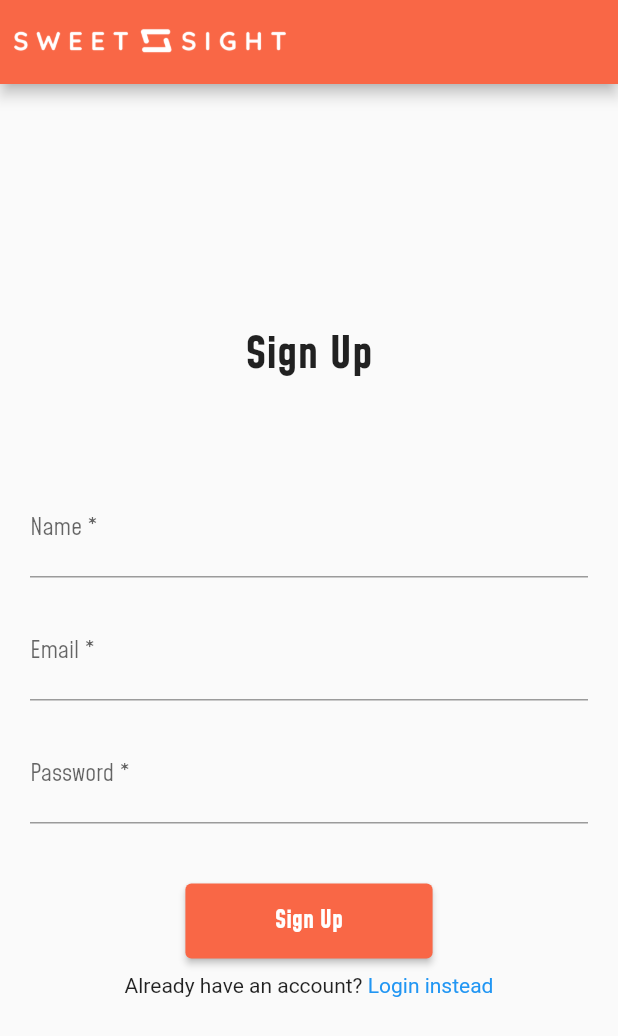
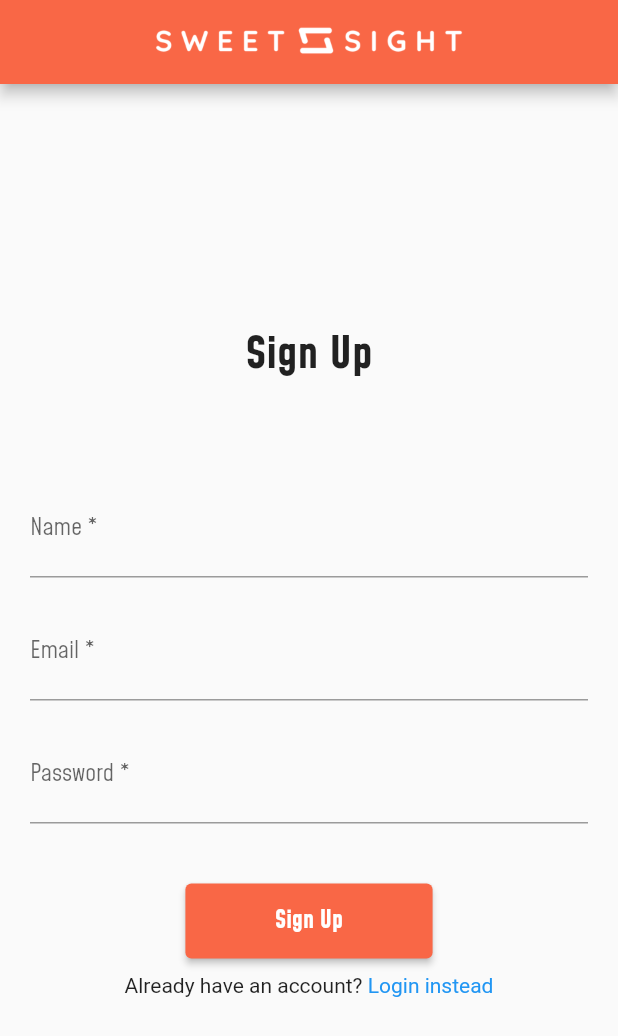
Before and after one commit to ferdianluthfi/bloodTracker, a Flutter app: the screen it shows after launch, after a tap on "New Account", on a phone screen of 412 x 824 dp. Shown: the top 1036 px of the screen. Run offline on Flutter 3.47's test engine with Material 2 defaults, Android fonts, the phone set to English and light mode, and no system bars; our stand-ins replace cloud_firestore, email_validator, firebase_auth, firebase_core, flutter_datetime_picker, flutter_riverpod; accounts and stored records are empty; generated files the repository leaves out were written again.

Commit message:
finish one page login

```diff
--- a/lib/main.dart
+++ b/lib/main.dart
@@ -1,6 +1,7 @@
 import 'package:firebase_core/firebase_core.dart';
 import 'package:flutter/material.dart';
 import 'package:flutter_riverpod/flutter_riverpod.dart';
+import 'package:new_blood_tracker/src/screens/onboarding_screen.dart';
 import 'package:new_blood_tracker/src/screens/profile_screen.dart';
 
 import 'firebase_options.dart';
@@ -45,7 +46,7 @@ class MyApp extends StatelessWidget {
       routes: {
         '/': (context) => const Home(),
         '/signup': (context) => EmailPasswordSignup(),
-        '/login': (context) => const LoginPage(),
+        '/login': (context) => const OnboardingPage(),
         '/loading': (context) => const LoadingPage(),
         '/profile': (context) => const ProfilePage(),
       },
--- a/lib/src/screens/login_screen.dart
+++ b/lib/src/screens/login_screen.dart
@@ -3,8 +3,6 @@ import 'package:flutter/material.dart';
 import 'package:flutter_riverpod/flutter_riverpod.dart';
 import 'package:new_blood_tracker/src/Services/auth_provider.dart';
 import 'package:email_validator/email_validator.dart';
-
-import '../Widgets/app_bar.dart';
 
 class LoginPage extends ConsumerStatefulWidget {
   const LoginPage({Key? key}) : super(key: key);
@@ -22,12 +20,7 @@ class _LoginPageState extends ConsumerState<LoginPage> {
 
   @override
   Widget build(BuildContext context) {
-    return Scaffold(
-      appBar: AppBar(
-        leading: const MyAppBar(),
-        leadingWidth: 200,
-      ),
-      body: Form(
+    return Form(
         key: _formKey,
         child: Column(
           mainAxisAlignment: MainAxisAlignment.center,
@@ -101,28 +94,10 @@ class _LoginPageState extends ConsumerState<LoginPage> {
                   ),
                 ),
                 const SizedBox(height: 10),
-                Center(
-                  child: Row(
-                    mainAxisSize: MainAxisSize.min,
-                    children: [
-                      const Text("Or create a "),
-                      InkWell(
-                        onTap: () {
-                          Navigator.pushNamed(context, '/signup');
-                        },
-                        child: const Text(
-                          "New Account",
-                          style: TextStyle(color: Colors.blue),
-                        ),
-                      )
-                    ],
-                  ),
-                )
               ],
             ),
           ],
         ),
-      ),
-    );
+      );
   }
 }
--- a/lib/src/screens/main_screen.dart
+++ b/lib/src/screens/main_screen.dart
@@ -3,6 +3,7 @@ import 'package:flutter_riverpod/flutter_riverpod.dart';
 import 'package:new_blood_tracker/src/Widgets/app_bar.dart';
 import 'package:new_blood_tracker/src/Widgets/loading_animation.dart';
 import 'package:new_blood_tracker/src/Widgets/record_list.dart';
+import 'package:new_blood_tracker/src/screens/onboarding_screen.dart';
 
 import '../Services/auth_provider.dart';
 import '../Services/db_provider.dart';
@@ -47,7 +48,7 @@ class Home extends ConsumerWidget {
               floatingActionButton: const AddButton(),
             );
           }
-          return LoginPage();
+          return const OnboardingPage();
         },
         loading: () => const LoadingAnimation(),
         error: (e, trace) => const LoadingAnimation());
--- /dev/null
+++ b/lib/src/screens/onboarding_screen.dart
@@ -0,0 +1,80 @@
+import 'package:firebase_auth/firebase_auth.dart';
+import 'package:flutter/material.dart';
+import 'package:flutter_riverpod/flutter_riverpod.dart';
+import 'package:new_blood_tracker/src/Services/auth_provider.dart';
+import 'package:email_validator/email_validator.dart';
+import 'package:new_blood_tracker/src/screens/login_screen.dart';
+
+import '../Widgets/app_bar.dart';
+import 'signup_screen.dart';
+
+class OnboardingPage extends ConsumerStatefulWidget {
+  const OnboardingPage({Key? key}) : super(key: key);
+
+  @override
+  ConsumerState<OnboardingPage> createState() => _OnboardingPageState();
+}
+
+class _OnboardingPageState extends ConsumerState<OnboardingPage> {
+  final auth = FirebaseAuth.instance;
+
+  final TextEditingController emailController = TextEditingController();
+  final TextEditingController passwordController = TextEditingController();
+
+  bool isLoggingIn = true;
+
+  @override
+  Widget build(BuildContext context) {
+    return Scaffold(
+      appBar: AppBar(
+        centerTitle: true,
+        title: const MyAppBar(),
+      ),
+      body: Column(
+        mainAxisAlignment: MainAxisAlignment.center,
+        children: [
+          isLoggingIn ? const LoginPage() : EmailPasswordSignup(),
+          isLoggingIn
+              ? Center(
+                  child: Row(
+                    mainAxisSize: MainAxisSize.min,
+                    children: [
+                      const Text("Or create a "),
+                      InkWell(
+                        onTap: () {
+                          setState(() {
+                            isLoggingIn = false;
+                          });
+                        },
+                        child: const Text(
+                          "New Account",
+                          style: TextStyle(color: Colors.blue),
+                        ),
+                      )
+                    ],
+                  ),
+                )
+              : Center(
+                  child: Row(
+                    mainAxisSize: MainAxisSize.min,
+                    children: [
+                      const Text("Already have an account? "),
+                      InkWell(
+                        onTap: () {
+                          setState(() {
+                            isLoggingIn = true;
+                          });
+                        },
+                        child: const Text(
+                          "Login instead",
+                          style: TextStyle(color: Colors.blue),
+                        ),
+                      )
+                    ],
+                  ),
+                )
+        ],
+      ),
+    );
+  }
+}
--- a/lib/src/screens/signup_screen.dart
+++ b/lib/src/screens/signup_screen.dart
@@ -25,20 +25,13 @@ class EmailPasswordSignup extends ConsumerWidget {
       Navigator.popAndPushNamed(context, '/');
     }
 
-    return Scaffold(
-      appBar: AppBar(
-        leading: const MyAppBar(),
-        leadingWidth: 200,
-      ),
-      body: Column(
+    return Column(
       mainAxisAlignment: MainAxisAlignment.center,
       children: [
         const Text(
           "Sign Up",
           style: TextStyle(
-                fontSize: 30,
-                fontFamily: "Mohave",
-                fontWeight: FontWeight.bold),
+              fontSize: 30, fontFamily: "Mohave", fontWeight: FontWeight.bold),
         ),
         SizedBox(height: MediaQuery.of(context).size.height * 0.08),
         Container(
@@ -119,25 +112,7 @@ class EmailPasswordSignup extends ConsumerWidget {
           ),
         ),
         const SizedBox(height: 10),
-              Center(
-                child: Row(
-                  mainAxisSize: MainAxisSize.min,
-                  children: [
-                    const Text("Already have an account? "),
-                    InkWell(
-                      onTap: () {
-                        Navigator.pop(context);
-                      },
-                      child: const Text(
-                        "Login instead",
-                        style: TextStyle(color: Colors.blue),
-                      ),
-                    )
       ],
-                ),
-              )
-        ],
-      ),
     );
   }
 }
```
Also changed, not shown: lib/src/Widgets/new_blood_record_form.dart (+19 -2 lines), 26 other files. Lines whose indentation alone changed are shown as unchanged.
